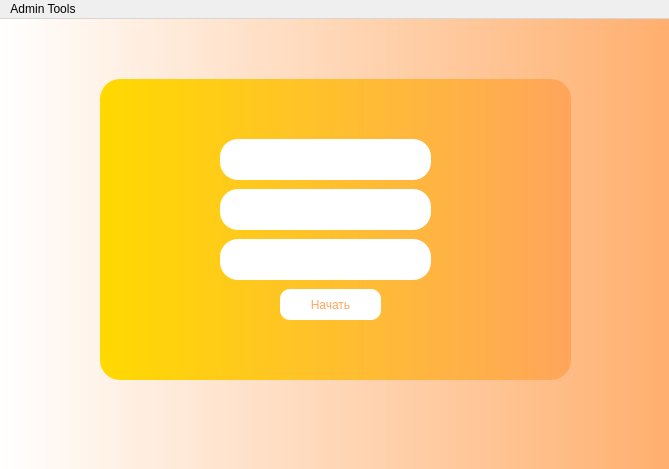
Old version of the form frontend/ui/ConnectServer.ui in the repository Java0range/TesTrack.
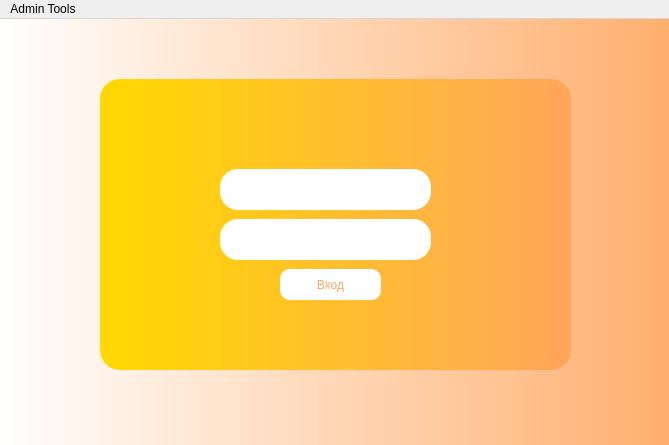
New version of the form. Icons and pictures are not drawn.

```diff
--- a/frontend/ui/ConnectServer.ui
+++ b/frontend/ui/ConnectServer.ui
@@ -7,7 +7,7 @@
     <x>0</x>
     <y>0</y>
     <width>669</width>
-    <height>469</height>
+    <height>445</height>
    </rect>
   </property>
   <property name="windowTitle">
@@ -50,7 +50,7 @@
       <x>100</x>
       <y>60</y>
       <width>471</width>
-      <height>301</height>
+      <height>291</height>
      </rect>
     </property>
     <property name="frameShape">
@@ -63,7 +63,7 @@
      <property name="geometry">
       <rect>
        <x>120</x>
-       <y>160</y>
+       <y>140</y>
        <width>211</width>
        <height>41</height>
       </rect>
@@ -73,49 +73,20 @@
      <property name="geometry">
       <rect>
        <x>180</x>
-       <y>200</y>
+       <y>180</y>
        <width>101</width>
        <height>41</height>
       </rect>
      </property>
      <property name="text">
-      <string>Начать</string>
-     </property>
-    </widget>
-    <widget class="QLineEdit" name="lineEdit_2">
-     <property name="geometry">
-      <rect>
-       <x>120</x>
-       <y>60</y>
-       <width>211</width>
-       <height>41</height>
-      </rect>
-     </property>
-    </widget>
-    <widget class="QLabel" name="label">
-     <property name="geometry">
-      <rect>
-       <x>80</x>
-       <y>50</y>
-       <width>31</width>
-       <height>61</height>
-      </rect>
-     </property>
-     <property name="styleSheet">
-      <string notr="true">background-color: rgba(255, 255, 255, 0);</string>
-     </property>
-     <property name="text">
-      <string/>
-     </property>
-     <property name="pixmap">
-      <pixmap>../../../CheatHunter/client/server.png</pixmap>
+      <string>Вход</string>
      </property>
     </widget>
     <widget class="QLabel" name="label_2">
      <property name="geometry">
       <rect>
        <x>80</x>
-       <y>150</y>
+       <y>130</y>
        <width>31</width>
        <height>61</height>
       </rect>
@@ -134,7 +105,7 @@
      <property name="geometry">
       <rect>
        <x>120</x>
-       <y>110</y>
+       <y>90</y>
        <width>211</width>
        <height>41</height>
       </rect>
@@ -144,7 +115,7 @@
      <property name="geometry">
       <rect>
        <x>80</x>
-       <y>100</y>
+       <y>80</y>
        <width>31</width>
        <height>61</height>
       </rect>
```
Left out of the diff: 6 changed lines with no effect on the pictures.
